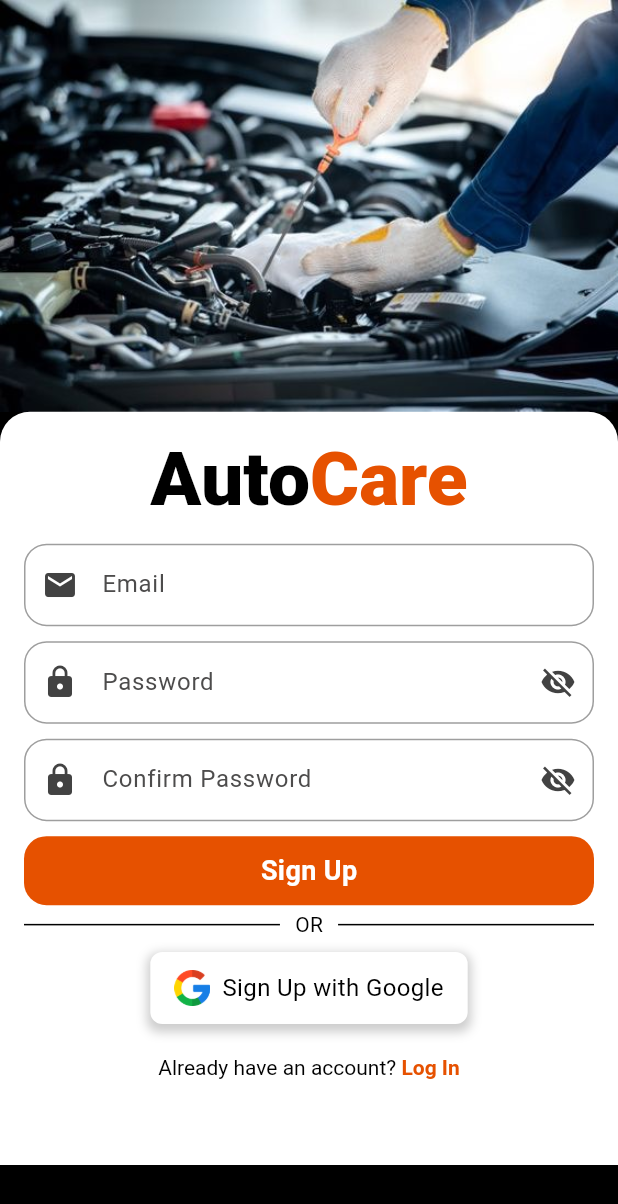
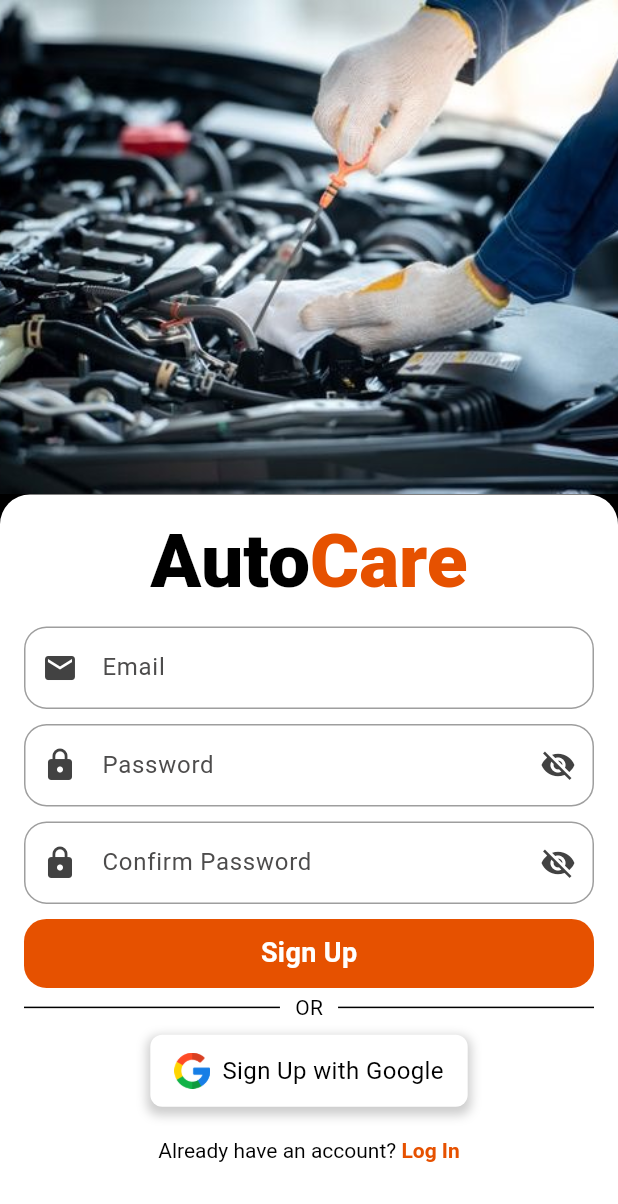
Before and after one commit to TechPyllars2024/AutoCareCarOwners, a Flutter app: the SignupScreen screen opened directly, on a phone screen of 412 x 824 dp. Shown: the top 1204 px of the screen. Run offline on Flutter 3.47's test engine with Material 3 defaults, Android fonts, the phone set to English and light mode, and no system bars; drawn by our look-alikes of flutter_animate; our stand-ins replace carousel_slider, cloud_firestore, curved_navigation_bar, firebase_auth, firebase_core, firebase_storage and 5 more; missing offline and left inert: flutter_pannable_rating_bar; accounts and stored records are empty.

Commit message:
update: login/signin image

```diff
--- a/lib/Authentication/widgets/carImage.dart
+++ b/lib/Authentication/widgets/carImage.dart
@@ -12,7 +12,9 @@ class CarImageWidget extends StatelessWidget {
 Widget build(BuildContext context) {
     return Image.asset(
       imagePath,
+      height: MediaQuery.of(context).size.height * 0.4,
       width: double.infinity,
+      fit: BoxFit.cover,
 
     );
   }
```
